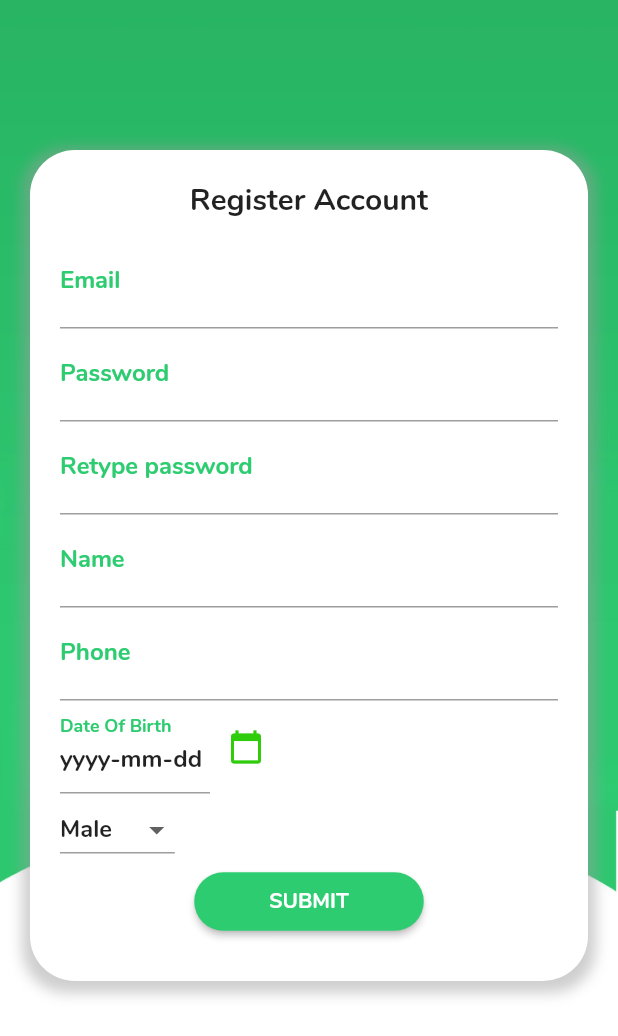
After one commit to trancongman276/Ticket_Selling, a Flutter app: the screen it shows after launch, after a tap on "LOG IN", after a tap on "Sign Up", on a phone screen of 412 x 824 dp. The commit adds this screen. Shown: the top 1036 px of the screen. Run offline on Flutter 3.47's test engine with Material 2 defaults, Android fonts, the phone set to English and light mode, and no system bars; our stand-ins replace cloud_firestore, firebase_auth, firebase_core, font_awesome_flutter; missing offline and left inert: flutter_rounded_date_picker; accounts and stored records are empty.

Commit message:
Added features: + Added Sign up view + Added Forget password view + Linked database

```diff
--- a/lib/LoginPage/Views/body_view.dart
+++ b/lib/LoginPage/Views/body_view.dart
@@ -1,8 +1,24 @@
+import 'package:CoachTicketSelling/LoginPage/forgetView.dart';
 import 'package:CoachTicketSelling/Utils/GlobalValues.dart';
 import 'package:flutter/material.dart';
 import 'package:font_awesome_flutter/font_awesome_flutter.dart';
 
-class BodyView extends StatelessWidget {
+class BodyView extends StatefulWidget {
+  final GlobalKey<FormState> formkey;
+
+  const BodyView({Key key, @required this.formkey}) : super(key: key);
+
+  @override
+  _BodyViewState createState() => _BodyViewState(formkey);
+}
+
+class _BodyViewState extends State<BodyView> {
+  final GlobalKey<FormState> _formkey;
+  bool isSuccess = true;
+  String errorMessage;
+
+  _BodyViewState(this._formkey);
+
   @override
   Widget build(BuildContext context) {
     final TextEditingController _emailController = TextEditingController();
@@ -11,6 +27,7 @@ class BodyView extends StatelessWidget {
     final emailTb = Container(
       padding: EdgeInsets.all(0),
       child: TextFormField(
+        textInputAction: TextInputAction.next,
         controller: _emailController,
         validator: Utils.validateEmail,
         decoration: InputDecoration(
@@ -28,6 +45,7 @@ class BodyView extends StatelessWidget {
     final passwordTB = Container(
       padding: EdgeInsets.all(0),
       child: TextFormField(
+        textInputAction: TextInputAction.done,
         controller: _passwordController,
         validator: Utils.validatePassword,
         decoration: InputDecoration(
@@ -66,6 +84,35 @@ class BodyView extends StatelessWidget {
       ), // Google
     ];
 
+    void login() async {
+      //Todo: Login
+      try {
+        await Utils.firebaseAuth.signInWithEmailAndPassword(
+            email: _emailController.text, password: _passwordController.text);
+      } catch (error) {
+        print(error.code);
+        setState(() {
+          isSuccess = false;
+          switch (error.code) {
+            case "wrong-password":
+              errorMessage = "Your password is wrong.";
+              break;
+            case "user-not-found":
+              errorMessage = "User with this email doesn't exist.";
+              break;
+            case "user-disabled":
+              errorMessage = "User with this email has been disabled.";
+              break;
+            case "too-many-request":
+              errorMessage = "Too many requests. Try again later.";
+              break;
+            default:
+              errorMessage = "An undefined Error happened.";
+          }
+        });
+      }
+    }
+
     return Column(
       mainAxisAlignment: MainAxisAlignment.center,
       children: <Widget>[
@@ -96,7 +143,15 @@ class BodyView extends StatelessWidget {
                   alignment: Alignment.topRight,
                   child: FlatButton(
                     onPressed: () {
+                      Navigator.push(
+                          context,
+                          MaterialPageRoute(
+                              builder: (context) => ForgetPasswordView()));
                       print('Forgot bt pressed!');
+                      Scaffold.of(context).showSnackBar(SnackBar(
+                        content: Text('Please check your email'),
+                        duration: Duration(seconds: 3),
+                      ));
                     },
                     child: Text(
                       'Forgot?',
@@ -106,7 +161,8 @@ class BodyView extends StatelessWidget {
                 ),
                 // SizedBox(height: 10,),
                 RaisedButton(
-                    onPressed: () {
+                    onPressed: () async {
+                      if (_formkey.currentState.validate()) login();
                       print('Logined');
                     },
                     color: Utils.primaryColor,
@@ -117,6 +173,12 @@ class BodyView extends StatelessWidget {
                     padding: EdgeInsets.symmetric(vertical: 10, horizontal: 80),
                     shape: RoundedRectangleBorder(
                         borderRadius: BorderRadius.circular(30.0))),
+                Container(
+                  child: Text(
+                    isSuccess ? '' : errorMessage,
+                    style: TextStyle(color: Colors.red),
+                  ),
+                ),
                 Container(
                   child: Text('Or'),
                   padding: EdgeInsets.symmetric(vertical: 5),
--- a/lib/LoginPage/Views/bottomView.dart
+++ b/lib/LoginPage/Views/bottomView.dart
@@ -1,3 +1,4 @@
+import 'package:CoachTicketSelling/LoginPage/registerView.dart';
 import 'package:CoachTicketSelling/Utils/GlobalValues.dart';
 import 'package:flutter/material.dart';
 
@@ -21,7 +22,8 @@ class BottomView extends StatelessWidget {
           FlatButton(
             onPressed: () {
               print('Sign Up bt pressed!');
-              // TODO: Add PageRoute
+              Navigator.push(context,
+                  MaterialPageRoute(builder: (context) => RegisterView()));
             },
             child: Text(
               'Sign Up',
--- /dev/null
+++ b/lib/LoginPage/loginView.dart
@@ -0,0 +1,19 @@
+import 'package:CoachTicketSelling/LoginPage/Views/body_view.dart';
+import 'package:CoachTicketSelling/LoginPage/Views/bottomView.dart';
+import 'package:flutter/material.dart';
+import 'Views/top_view.dart';
+
+
+class LoginView extends StatelessWidget {
+  final GlobalKey<FormState> _formKey = GlobalKey<FormState>();
+
+  @override
+  Widget build(BuildContext context) {
+    return Form(
+      key: _formKey,
+      child: Stack(
+        children: <Widget>[TopView(), BodyView(formkey: _formKey,), BottomView()],
+      ),
+    );
+  }
+}
--- /dev/null
+++ b/lib/LoginPage/registerView.dart
@@ -0,0 +1,278 @@
+import 'package:CoachTicketSelling/Utils/GlobalValues.dart';
+import 'package:firebase_auth/firebase_auth.dart';
+import 'package:flutter/material.dart';
+import 'package:flutter_rounded_date_picker/rounded_picker.dart';
+
+class RegisterView extends StatefulWidget {
+  @override
+  _RegisterViewState createState() => _RegisterViewState();
+}
+
+class _RegisterViewState extends State<RegisterView> {
+  final GlobalKey<FormState> _key = GlobalKey<FormState>();
+  final TextEditingController _emailController = TextEditingController();
+  final TextEditingController _passwordController = TextEditingController();
+  final TextEditingController _retypepasswordController =
+      TextEditingController();
+  final TextEditingController _nameController = TextEditingController();
+  final TextEditingController _phoneController = TextEditingController();
+  final TextEditingController _dateController = TextEditingController();
+  String dropDownValue = 'Male';
+  DateTime date;
+  bool isSuccess = true;
+  Exception ex;
+
+  @override
+  void initState() {
+    _dateController.text = "yyyy-mm-dd";
+    super.initState();
+  }
+
+  @override
+  void dispose() {
+    _emailController.dispose();
+    _passwordController.dispose();
+    _retypepasswordController.dispose();
+    _nameController.dispose();
+    _dateController.dispose();
+    _phoneController.dispose();
+    super.dispose();
+  }
+
+  @override
+  Widget build(BuildContext context) {
+    Widget _background = Container(
+      decoration: BoxDecoration(
+          image: DecorationImage(
+        image: Utils.registerBackground,
+        fit: BoxFit.fill,
+      )),
+    );
+
+    Widget _email = TextFormField(
+      textInputAction: TextInputAction.next,
+      controller: _emailController,
+      validator: Utils.validateEmail,
+      decoration: InputDecoration(
+        labelText: 'Email',
+        labelStyle: TextStyle(color: Utils.primaryColor),
+        hintText: 'Ex: abc@abc.com',
+        focusedBorder: UnderlineInputBorder(
+          borderSide: BorderSide(
+            color: Utils.primaryColor,
+            width: 1.5,
+          ),
+        ),
+      ),
+    );
+
+    Widget _password(String hint) {
+      return TextFormField(
+        textInputAction: TextInputAction.next,
+        controller:
+            hint[0] == 'P' ? _passwordController : _retypepasswordController,
+        obscureText: true,
+        validator: Utils.validatePassword,
+        decoration: InputDecoration(
+          labelText: hint[0] == 'P' ? 'Password' : 'Retype password',
+          labelStyle: TextStyle(color: Utils.primaryColor),
+          hintText: hint,
+          focusedBorder: UnderlineInputBorder(
+            borderSide: BorderSide(
+              color: Utils.primaryColor,
+              width: 1.5,
+            ),
+          ),
+        ),
+      );
+    }
+
+    Widget _name = TextFormField(
+      textInputAction: TextInputAction.next,
+      controller: _nameController,
+      validator: Utils.validateEmpty,
+      decoration: InputDecoration(
+        labelText: 'Name',
+        labelStyle: TextStyle(color: Utils.primaryColor),
+        hintText: 'Ex: Nguyen Van A',
+        focusedBorder: UnderlineInputBorder(
+          borderSide: BorderSide(
+            color: Utils.primaryColor,
+            width: 1.5,
+          ),
+        ),
+      ),
+    );
+
+    Widget _phone = TextFormField(
+      textInputAction: TextInputAction.done,
+      controller: _phoneController,
+      keyboardType: TextInputType.number,
+      validator: (value) => Utils.validateNumber(value, 9, 12),
+      decoration: InputDecoration(
+        labelText: 'Phone',
+        labelStyle: TextStyle(color: Utils.primaryColor),
+        hintText: 'Ex: 0123*******',
+        focusedBorder: UnderlineInputBorder(
+          borderSide: BorderSide(
+            color: Utils.primaryColor,
+            width: 1.5,
+          ),
+        ),
+      ),
+    );
+
+    Widget _doB = Row(
+      children: <Widget>[
+        Container(
+          width: 100,
+          child: TextFormField(
+            validator: Utils.validateEmpty,
+            decoration: InputDecoration(
+              labelText: 'Date Of Birth',
+              labelStyle: TextStyle(color: Utils.primaryColor),
+              focusedBorder: UnderlineInputBorder(
+                borderSide: BorderSide(
+                  color: Utils.primaryColor,
+                  width: 1.5,
+                ),
+              ),
+            ),
+            controller: _dateController,
+            readOnly: true,
+          ),
+        ),
+        IconButton(
+          onPressed: () async {
+            date = await showRoundedDatePicker(
+                context: context,
+                borderRadius: 16,
+                theme: ThemeData(primarySwatch: Colors.green));
+            date != null
+                ? _dateController.text = date.toString().substring(0, 10)
+                // ignore: unnecessary_statements
+                : Null;
+          },
+          icon: Icon(Icons.calendar_today),
+          color: Utils.primaryColor.withBlue(10),
+        ),
+      ],
+    );
+
+    Widget _gender() {
+      return DropdownButton<String>(
+        // style: TextStyle(color: Colors.deepPurple),
+        underline: Container(
+          height: 1,
+          color: Colors.grey,
+        ),
+        value: dropDownValue,
+        items: <String>['Male', 'Female', 'Other']
+            .map<DropdownMenuItem<String>>((String value) {
+          return DropdownMenuItem<String>(
+            value: value,
+            child: Text(value),
+          );
+        }).toList(),
+        onChanged: (String newValue) {
+          setState(() {
+            dropDownValue = newValue;
+          });
+        },
+      );
+    }
+
+    void register() async {
+      try {
+        final UserCredential user = await Utils.firebaseAuth
+            .createUserWithEmailAndPassword(
+                email: _emailController.text,
+                password: _passwordController.text);
+
+        print(user.user);
+        user.user.updateProfile(displayName: _nameController.text);
+        Utils.firebase.collection('User').doc(user.user.uid).set({
+          'Email': user.user.email,
+          'Name': user.user.displayName,
+          'Phone': _phoneController.text,
+          'DoB': date.microsecondsSinceEpoch,
+          'Gender': dropDownValue,
+          'Role': 'user'
+        });
+      } catch (e) {
+        setState(() {
+          ex = e;
+          isSuccess = false;
+        });
+      }
+      Navigator.pop(context);
+    }
+
+    Widget _body = Container(
+      padding: EdgeInsets.symmetric(vertical: 100, horizontal: 20),
+      child: Container(
+          padding: EdgeInsets.symmetric(horizontal: 20, vertical: 10),
+          decoration: BoxDecoration(boxShadow: [
+            BoxShadow(
+              color: Colors.grey.withOpacity(0.5),
+              spreadRadius: 5,
+              blurRadius: 7,
+              offset: Offset(0, 3),
+            ),
+          ], color: Colors.white, borderRadius: BorderRadius.circular(30.0)),
+          child: SingleChildScrollView(
+            child: Column(
+              mainAxisAlignment: MainAxisAlignment.start,
+              children: <Widget>[
+                Container(
+                  child: Text(
+                    'Register Account',
+                    style: TextStyle(fontSize: 20),
+                  ),
+                  padding: EdgeInsets.symmetric(vertical: 10),
+                ),
+                _email,
+                _password('Password (More than 6 characters)'),
+                _password('Retype password'),
+                _name,
+                _phone,
+                _doB,
+                Container(
+                  alignment: Alignment.centerLeft,
+                  child: _gender(),
+                ),
+                RaisedButton(
+                    onPressed: () {
+                      if (_key.currentState.validate()) register();
+                      print('Submitted');
+                    },
+                    color: Utils.primaryColor,
+                    child: Text(
+                      'SUBMIT',
+                      style: TextStyle(color: Colors.white),
+                    ),
+                    padding: EdgeInsets.symmetric(vertical: 10, horizontal: 50),
+                    shape: RoundedRectangleBorder(
+                        borderRadius: BorderRadius.circular(30.0))),
+                Container(
+                  child: Text(
+                    isSuccess ? '' : ex,
+                    style: TextStyle(color: Colors.red),
+                  ),
+                )
+              ],
+            ),
+          )),
+    );
+
+    return Scaffold(
+      resizeToAvoidBottomPadding: false,
+      body: Form(
+        key: _key,
+        child: Stack(
+          children: <Widget>[_background, _body],
+        ),
+      ),
+    );
+  }
+}
--- a/lib/Utils/GlobalValues.dart
+++ b/lib/Utils/GlobalValues.dart
@@ -1,18 +1,21 @@
+import 'package:cloud_firestore/cloud_firestore.dart';
 import 'package:firebase_auth/firebase_auth.dart';
 import 'package:flutter/material.dart';
 
-class Utils{
-
+class Utils {
   // Variables
-   static final AssetImage _loginBackground = AssetImage('assets/images/loginBG.png');
+  static final AssetImage _loginBackground =
+      AssetImage('assets/images/loginBG.png');
+  static final AssetImage _registerBackground =
+      AssetImage('assets/images/Login/registerBG.jpg');
   static final Image _logo = Image.asset('assets/images/logo.png');
 
   // FireBase
   static final FirebaseAuth _firebaseAuth = FirebaseAuth.instance;
-
+  static final FirebaseFirestore _firebase = FirebaseFirestore.instance;
   // Styles
   static final Map<String, TextStyle> styles = {
-     'NormalText' : TextStyle(),
+    'NormalText': TextStyle(),
   };
   static final Color _primaryColor = Color(0xff2ecc71);
 
@@ -26,17 +29,42 @@ class Utils{
     else
       return null;
   }
+
   static String validatePassword(String value) {
     if (value.length < 6) {
       return 'Wrong password format';
     }
-      return '';
+    return null;
+  }
+
+  static String validateEmpty(String value){
+    if (value.isEmpty || value == 'yyyy-mm-dd'){
+      return 'Please fill the empty';
+    }
+    return null;
+  }
+
+  static String validateNumber(String value, int minLen, int maxLen) {
+    if (value.isEmpty) {
+      return 'Please fill the empty';
+    }
+
+    if (value.length >= maxLen || value.length <= minLen) {
+      return 'Wrong number length';
+    }
+    return null;
   }
 
   // Getter
   static AssetImage get loginBackground => _loginBackground;
+
+  static AssetImage get registerBackground => _registerBackground;
+
   static Image get logo => _logo;
+
   static FirebaseAuth get firebaseAuth => _firebaseAuth;
+
+  static FirebaseFirestore get firebase => _firebase;
+
   static Color get primaryColor => _primaryColor;
-
 }
--- a/lib/main.dart
+++ b/lib/main.dart
@@ -1,7 +1,12 @@
+import 'package:firebase_core/firebase_core.dart';
 import 'package:flutter/material.dart';
-import 'LoginPage/loginPage.dart';
+import 'LoginPage/loginView.dart';
 
-void main() => runApp(MyApp());
+void main() async{
+  WidgetsFlutterBinding.ensureInitialized();
+  await Firebase.initializeApp();
+  runApp(MyApp());
+}
 
 class MyApp extends StatelessWidget {
   @override
@@ -9,13 +14,14 @@ class MyApp extends StatelessWidget {
     return MaterialApp(
       theme: ThemeData(
         fontFamily: 'Nunito',
+        visualDensity: VisualDensity.adaptivePlatformDensity,
       ),
       debugShowCheckedModeBanner: false,
       title: "Welcome",
       home: Scaffold(
         resizeToAvoidBottomPadding: false,
         body: Container(
-          child: LoginPage(),
+          child: LoginView(),
         ),
       ),
     );
--- a/pubspec.yaml
+++ b/pubspec.yaml
@@ -34,9 +34,8 @@ dependencies:
   # The following adds the Cupertino Icons font to your application.
   # Use with the CupertinoIcons class for iOS style icons.
   cupertino_icons: ^0.1.3
-  english_words: ^3.1.5
   font_awesome_flutter:
-  change_app_package_name: ^0.1.2
+  flutter_rounded_date_picker: 1.0.5
 
 dev_dependencies:
   flutter_test:
@@ -54,6 +53,7 @@ flutter:
   assets:
     - assets/images/loginBG.png
     - assets/images/logo.png
+    - assets/images/Login/registerBG.jpg
   fonts:
     - family: Sans
       fonts:
```
Also changed, not shown: lib/LoginPage/forgetView.dart (added, +87 -0 lines), lib/LoginPage/loginPage.dart (deleted, +0 -70 lines), assets/images/Login/registerBG.jpg (added), assets/logo.png (deleted), pubspec.lock, 3 other files. Lines whose indentation alone changed are shown as unchanged.
